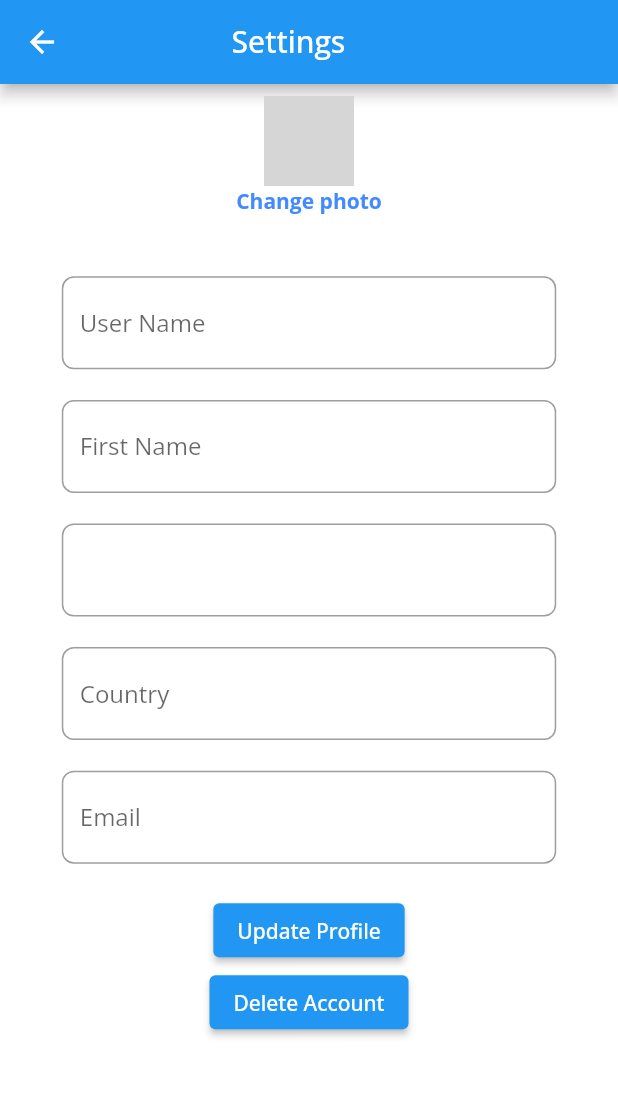
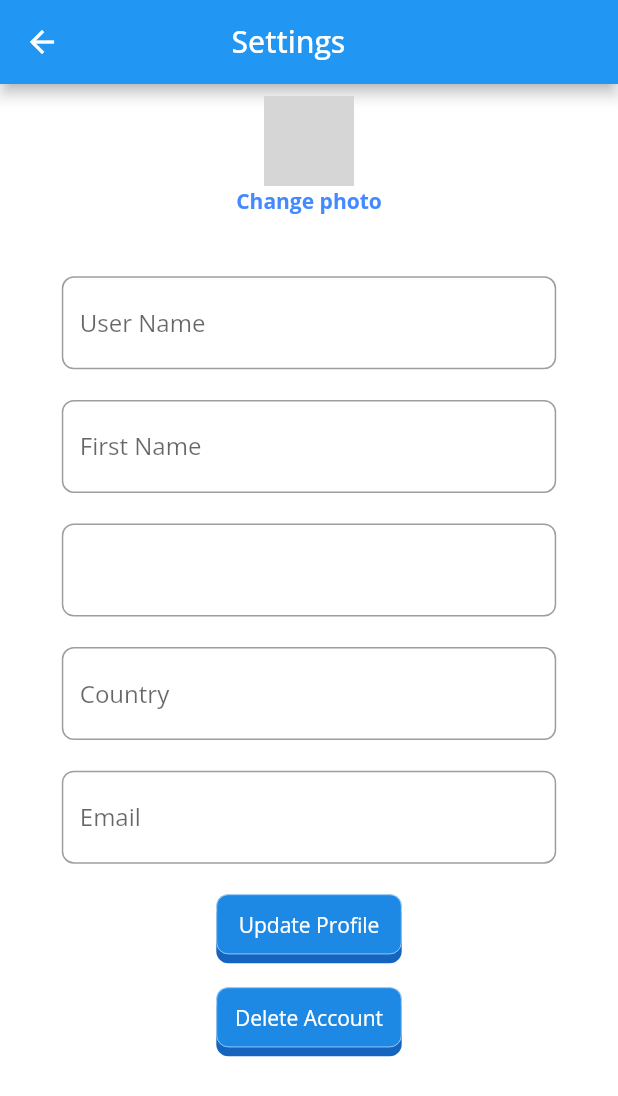
Before and after one commit to chibikes/trivia_expert_app, a Flutter app: the EditProfile screen opened directly, on a phone screen of 412 x 824 dp. Shown: the top 1096 px of the screen. Run offline on Flutter 3.47's test engine with Material 2 defaults, Android fonts, the phone set to English and light mode, and no system bars; our stand-ins replace audioplayers, badges, bloc, cached_network_image, cloud_firestore, equatable and 17 more; missing offline and left inert: dart:ffi, pedantic; accounts and stored records are empty; generated files the repository leaves out were written again; network calls fail; grey boxes are pictures that could not be loaded.

Commit message:
Replace `ElevatedButton` with `StackedButtons`

```diff
--- a/lib/home/first_page/profile_page/view/edit_profile/edit_profile.dart
+++ b/lib/home/first_page/profile_page/view/edit_profile/edit_profile.dart
@@ -2,9 +2,8 @@ import 'package:flutter/material.dart';
 import 'package:flutter_bloc/flutter_bloc.dart';
 import 'package:trivia_expert_app/form_validate.dart';
 import 'package:trivia_expert_app/get_image.dart';
-import 'package:trivia_expert_app/login/login.dart';
-import '../../../../../authentication/bloc/authentication_bloc.dart';
 import '../../../../../user_bloc/cubit/user_bloc.dart';
+import '../../../../../widgets/stacked_button.dart';
 
 class EditProfile extends StatefulWidget {
   EditProfile({this.autoFocusName = false});
@@ -44,15 +43,12 @@ class EditProfileState extends State<EditProfile> {
       body: BlocListener<UserBloc, UserState>(
         listener: (context, state) {
           if (state.homeStatus == HomeStatus.updated) {
-              ScaffoldMessenger.of(context)
-                  .showSnackBar(SnackBar(
+            ScaffoldMessenger.of(context).showSnackBar(SnackBar(
               content: Text('Profile updated successfully'),
               behavior: SnackBarBehavior.floating,
             ));
-            } else if (state.homeStatus ==
-                HomeStatus.failure_update) {
-              ScaffoldMessenger.of(context)
-                  .showSnackBar(SnackBar(
+          } else if (state.homeStatus == HomeStatus.failure_update) {
+            ScaffoldMessenger.of(context).showSnackBar(SnackBar(
               content: Text('Profile update fail'),
               behavior: SnackBarBehavior.floating,
             ));
@@ -65,8 +61,8 @@ class EditProfileState extends State<EditProfile> {
             child: BlocBuilder<UserBloc, UserState>(
               builder: (context, state) {
                 if (state.homeStatus == HomeStatus.failure_update) {
-                  ScaffoldMessenger.of(context)
-                      .showSnackBar(SnackBar(content: Text('failed to update')));
+                  ScaffoldMessenger.of(context).showSnackBar(
+                      SnackBar(content: Text('failed to update')));
                 }
                 return SingleChildScrollView(
                   child: Column(
@@ -173,8 +169,12 @@ class EditProfileState extends State<EditProfile> {
                         ),
                       ),
                       state.homeStatus != HomeStatus.waiting
-                          ? ElevatedButton(
-                            onPressed: () {
+                          ? StackedButtons(
+                              height: 40,
+                              width: 0.30 * MediaQuery.of(context).size.width,
+                              topColor: Colors.blue.shade600,
+                              bottomColor: Colors.blue.shade800,
+                              onPress: () {
                                 if (_formKey.currentState!.validate()) {
                                   _formKey.currentState!.save();
                                   context.read<UserBloc>().add(
@@ -190,23 +190,35 @@ class EditProfileState extends State<EditProfile> {
                                       );
                                 }
                               },
-                            child: Text('Update Profile'),
+                              child: Text(
+                                'Update Profile',
+                                style: TextStyle(color: Colors.white),
+                              ),
                             )
                           : Column(
                               children: [
                                 SizedBox(
-                                    height:
-                                        0.10 * MediaQuery.of(context).size.width,
-                                    width:
-                                        0.10 * MediaQuery.of(context).size.width,
+                                    height: 0.10 *
+                                        MediaQuery.of(context).size.width,
+                                    width: 0.10 *
+                                        MediaQuery.of(context).size.width,
                                     child: CircularProgressIndicator())
                               ],
                             ),
-                      ElevatedButton(
-                          onPressed: () async {
+                      SizedBox(height: 16.0),
+                      StackedButtons(
+                        height: 40,
+                        width: 0.30 * MediaQuery.of(context).size.width,
+                        topColor: Colors.blue.shade600,
+                        bottomColor: Colors.blue.shade800,
+                        onPress: () async {
                           showDeleteAccountDialog(context);
                         },
-                          child: Text('Delete Account'))
+                        child: Text(
+                          'Delete Account',
+                          style: TextStyle(color: Colors.white),
+                        ),
+                      )
                     ],
                   ),
                 );
```
Lines whose indentation alone changed are shown as unchanged.
